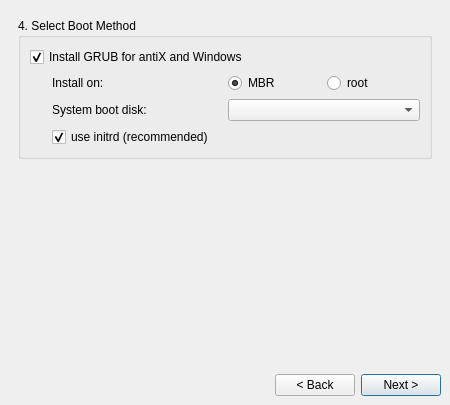
Old version of the form meinstall.ui in the repository anticapitalista/MX-installer.
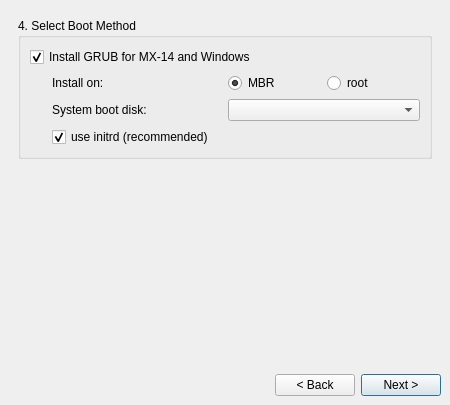
New version of the form.

Diff of the .ui file:
```diff
--- a/meinstall.ui
+++ b/meinstall.ui
@@ -866,7 +866,7 @@
              </sizepolicy>
             </property>
             <property name="text">
-             <string>Install GRUB for antiX and Windows</string>
+             <string>Install GRUB for MX-14 and Windows</string>
             </property>
             <property name="shortcut">
              <string>Alt+A</string>
```
